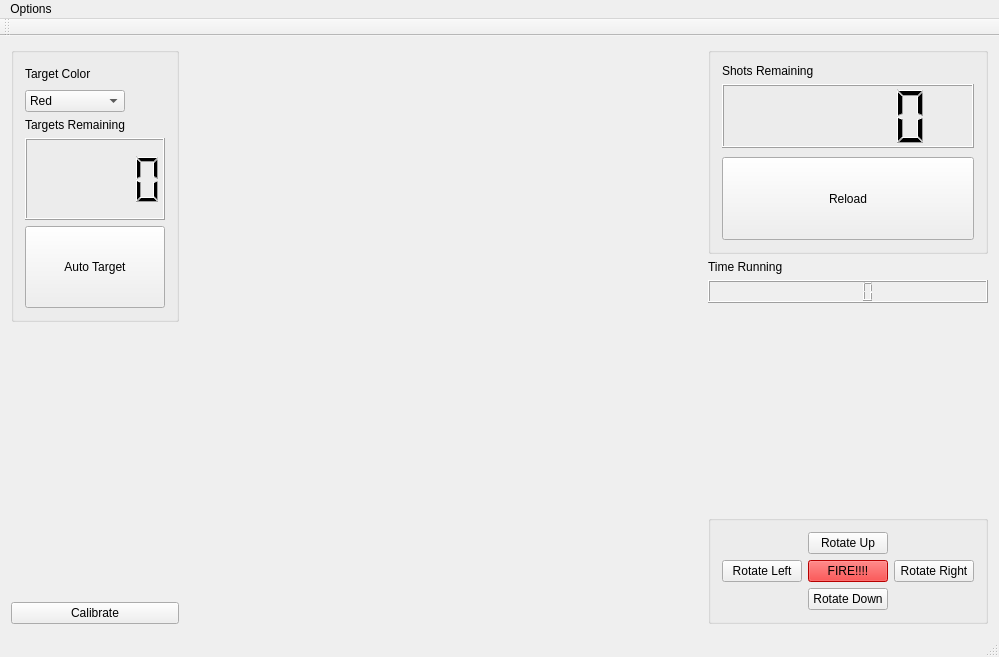
The window that mainwindow.ui (firecruiser/project1) describes before a commit, drawn with Qt 5.
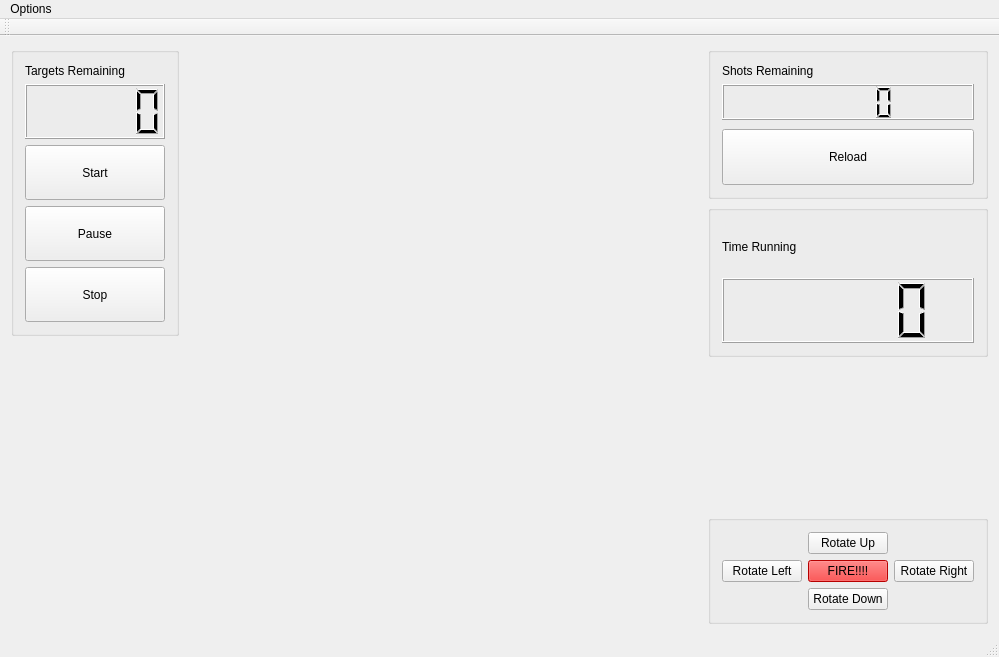
The same window after the commit.

```diff
--- a/mainwindow.ui
+++ b/mainwindow.ui
@@ -23,81 +23,6 @@
          <string/>
         </property>
         <layout class="QVBoxLayout" name="verticalLayout_5">
-         <item>
-          <layout class="QHBoxLayout" name="horizontalLayout_2">
-           <item>
-            <widget class="QLabel" name="colorlabel">
-             <property name="sizePolicy">
-              <sizepolicy hsizetype="Preferred" vsizetype="Fixed">
-               <horstretch>0</horstretch>
-               <verstretch>0</verstretch>
-              </sizepolicy>
-             </property>
-             <property name="text">
-              <string>Target Color</string>
-             </property>
-            </widget>
-           </item>
-           <item>
-            <spacer name="horizontalSpacer_7">
-             <property name="orientation">
-              <enum>Qt::Horizontal</enum>
-             </property>
-             <property name="sizeHint" stdset="0">
-              <size>
-               <width>40</width>
-               <height>20</height>
-              </size>
-             </property>
-            </spacer>
-           </item>
-          </layout>
-         </item>
-         <item>
-          <layout class="QHBoxLayout" name="horizontalLayout">
-           <property name="sizeConstraint">
-            <enum>QLayout::SetMinimumSize</enum>
-           </property>
-           <item>
-            <widget class="QComboBox" name="colorchanger">
-             <property name="sizePolicy">
-              <sizepolicy hsizetype="Preferred" vsizetype="Fixed">
-               <horstretch>1</horstretch>
-               <verstretch>0</verstretch>
-              </sizepolicy>
-             </property>
-             <item>
-              <property name="text">
-               <string>Red</string>
-              </property>
-             </item>
-             <item>
-              <property name="text">
-               <string>Blue</string>
-              </property>
-             </item>
-             <item>
-              <property name="text">
-               <string>Green</string>
-              </property>
-             </item>
-            </widget>
-           </item>
-           <item>
-            <spacer name="horizontalSpacer_5">
-             <property name="orientation">
-              <enum>Qt::Horizontal</enum>
-             </property>
-             <property name="sizeHint" stdset="0">
-              <size>
-               <width>40</width>
-               <height>20</height>
-              </size>
-             </property>
-            </spacer>
-           </item>
-          </layout>
-         </item>
          <item>
           <layout class="QHBoxLayout" name="horizontalLayout_3">
            <item>
@@ -150,7 +75,33 @@
             <string>Begin automated routine (Ctrl+V)</string>
            </property>
            <property name="text">
-            <string>Auto Target</string>
+            <string>Start</string>
+           </property>
+          </widget>
+         </item>
+         <item>
+          <widget class="QPushButton" name="pauseButton">
+           <property name="sizePolicy">
+            <sizepolicy hsizetype="Minimum" vsizetype="Expanding">
+             <horstretch>0</horstretch>
+             <verstretch>0</verstretch>
+            </sizepolicy>
+           </property>
+           <property name="text">
+            <string>Pause</string>
+           </property>
+          </widget>
+         </item>
+         <item>
+          <widget class="QPushButton" name="stopButton">
+           <property name="sizePolicy">
+            <sizepolicy hsizetype="Minimum" vsizetype="Expanding">
+             <horstretch>0</horstretch>
+             <verstretch>0</verstretch>
+            </sizepolicy>
+           </property>
+           <property name="text">
+            <string>Stop</string>
            </property>
           </widget>
          </item>
@@ -170,16 +121,6 @@
         </property>
        </spacer>
       </item>
-      <item>
-       <widget class="QPushButton" name="calibratebutton">
-        <property name="toolTip">
-         <string>Calibrate Turret for Offset (Ctrl+C)</string>
-        </property>
-        <property name="text">
-         <string>Calibrate</string>
-        </property>
-       </widget>
-      </item>
      </layout>
     </item>
     <item>
@@ -266,15 +207,43 @@
        </widget>
       </item>
       <item>
-       <widget class="QLabel" name="label">
-        <property name="text">
-         <string>Time Running</string>
+       <widget class="QGroupBox" name="timeBox">
+        <property name="title">
+         <string/>
         </property>
+        <layout class="QVBoxLayout" name="verticalLayout_8">
+         <item>
+          <widget class="QLabel" name="label">
+           <property name="text">
+            <string>Time Running</string>
+           </property>
+          </widget>
+         </item>
+         <item>
+          <widget class="QLCDNumber" name="timeNumber">
+           <property name="sizePolicy">
+            <sizepolicy hsizetype="Minimum" vsizetype="MinimumExpanding">
+             <horstretch>0</horstretch>
+             <verstretch>0</verstretch>
+            </sizepolicy>
+           </property>
+           <property name="maximumSize">
+            <size>
+             <width>16777215</width>
+             <height>65</height>
+            </size>
+           </property>
+           <property name="smallDecimalPoint">
+            <bool>false</bool>
+           </property>
+           <property name="value" stdset="0">
+            <double>0.000000000000000</double>
+           </property>
+          </widget>
+         </item>
+        </layout>
        </widget>
       </item>
-      <item>
-       <widget class="QLCDNumber" name="lcdNumber"/>
-      </item>
       <item>
        <spacer name="verticalSpacer_3">
         <property name="orientation">
```
